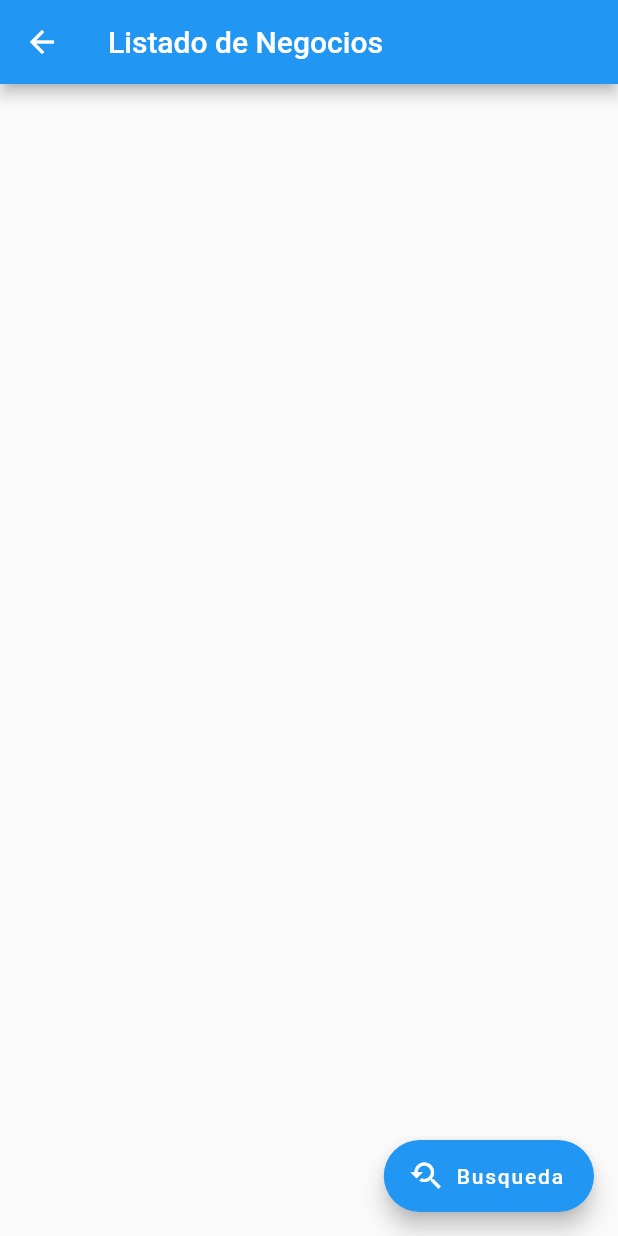
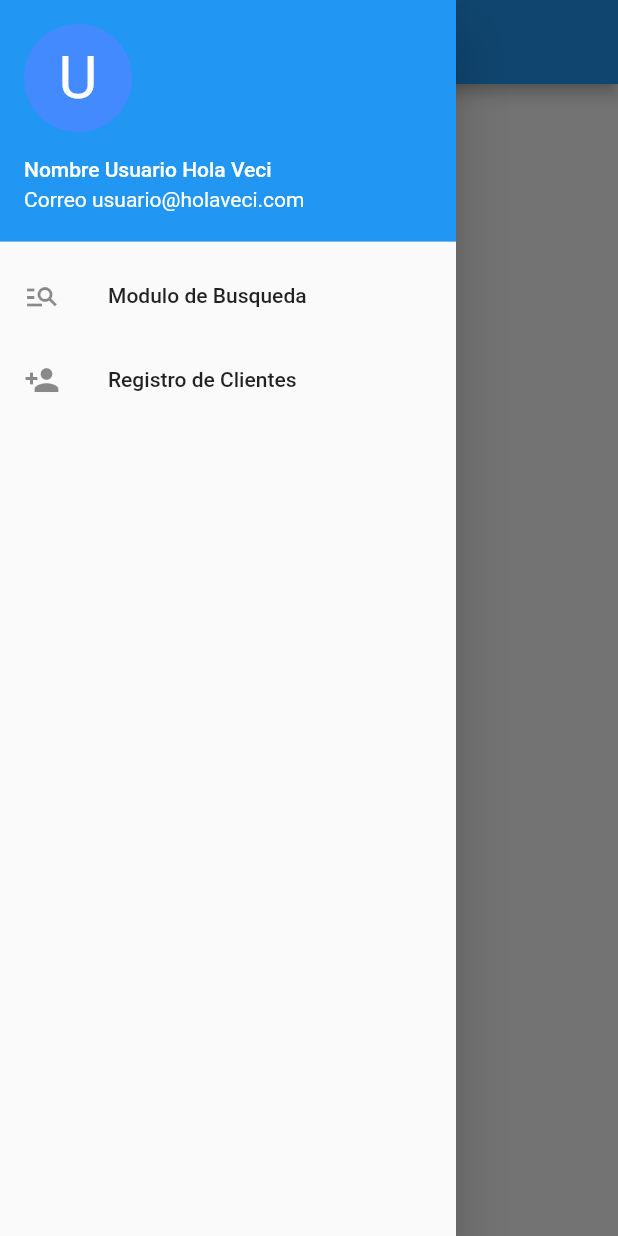
Before and after one commit to julenbero/HolaVeciApp, a Flutter app: the Store_Main screen opened directly, with the side drawer open (before the commit the screen has no drawer), on a phone screen of 412 x 824 dp. Run offline on Flutter 3.47's test engine with Material 2 defaults, Android fonts, the phone set to English and light mode, and no system bars; our stand-ins replace cloud_firestore, firebase_core; accounts and stored records are empty; network calls fail.

Commit message:
Menu Lateral(Drawer)

```diff
--- /dev/null
+++ b/lib/drawer_menu.dart
@@ -0,0 +1,42 @@
+import 'package:flutter/material.dart';
+import 'package:holaveci/registerClients.dart';
+import 'package:holaveci/store_search.dart';
+
+class DrawerNavigation extends StatelessWidget {
+  const DrawerNavigation({Key? key}) : super(key: key);
+
+  @override
+  Widget build(BuildContext context) {
+    return Drawer(
+      child: ListView(
+        padding: EdgeInsets.zero,
+        children: [
+          UserAccountsDrawerHeader(
+              accountName: Text("Nombre Usuario Hola Veci"),
+              accountEmail: Text("Correo usuario@holaveci.com"),
+            currentAccountPicture: CircleAvatar(
+              backgroundColor: Colors.blueAccent,
+              child: Text("U",style: TextStyle(color: Colors.white, fontSize: 40),),
+            ),
+          ),
+          ListTile(
+            leading: Icon(Icons.manage_search),
+            title: Text("Modulo de Busqueda"),
+            onTap: (){
+              Navigator.push(context,
+                  MaterialPageRoute(builder: (context) => Store_Search()));
+            },
+          ),
+          ListTile(
+            leading: Icon(Icons.person_add),
+            title: Text("Registro de Clientes"),
+            onTap: (){
+              Navigator.push(context,
+                  MaterialPageRoute(builder: (context) => registerClients()));
+            },
+          )
+        ],
+      ),
+    );
+  }
+}
--- a/lib/store_main.dart
+++ b/lib/store_main.dart
@@ -1,7 +1,8 @@
 import 'package:flutter/material.dart';
-import 'package:firebase_core/firebase_core.dart';
+//import 'package:firebase_core/firebase_core.dart';
 import 'package:cloud_firestore/cloud_firestore.dart';
-import 'package:holaveci/store_search.dart';
+import 'package:holaveci/drawer_menu.dart';
+//import 'package:holaveci/store_search.dart';
 
 class Store_Main extends StatefulWidget {
   const Store_Main({Key? key}) : super(key: key);
@@ -74,13 +75,14 @@ class _Store_MainState extends State<Store_Main> {
                 }),
           ),
         ),
-      floatingActionButton: FloatingActionButton.extended(
-          onPressed: () {
-            Navigator.push(context,
-                MaterialPageRoute(builder: (context) => Store_Search()));
-          },
-          icon: Icon(Icons.youtube_searched_for),
-          label: Text("Busqueda")),
+      drawer: DrawerNavigation(),
+      // floatingActionButton: FloatingActionButton.extended(
+      //     onPressed: () {
+      //       Navigator.push(context,
+      //           MaterialPageRoute(builder: (context) => Store_Search()));
+      //     },
+      //     icon: Icon(Icons.youtube_searched_for),
+      //     label: Text("Busqueda")),
     );
   }
 }
```
